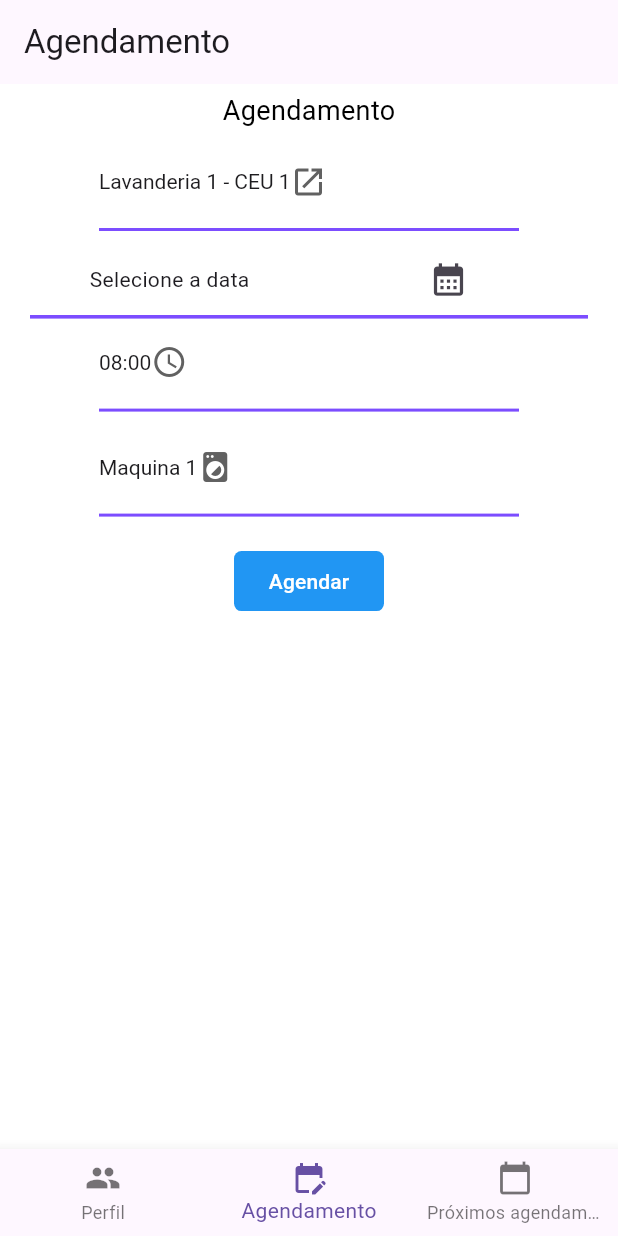
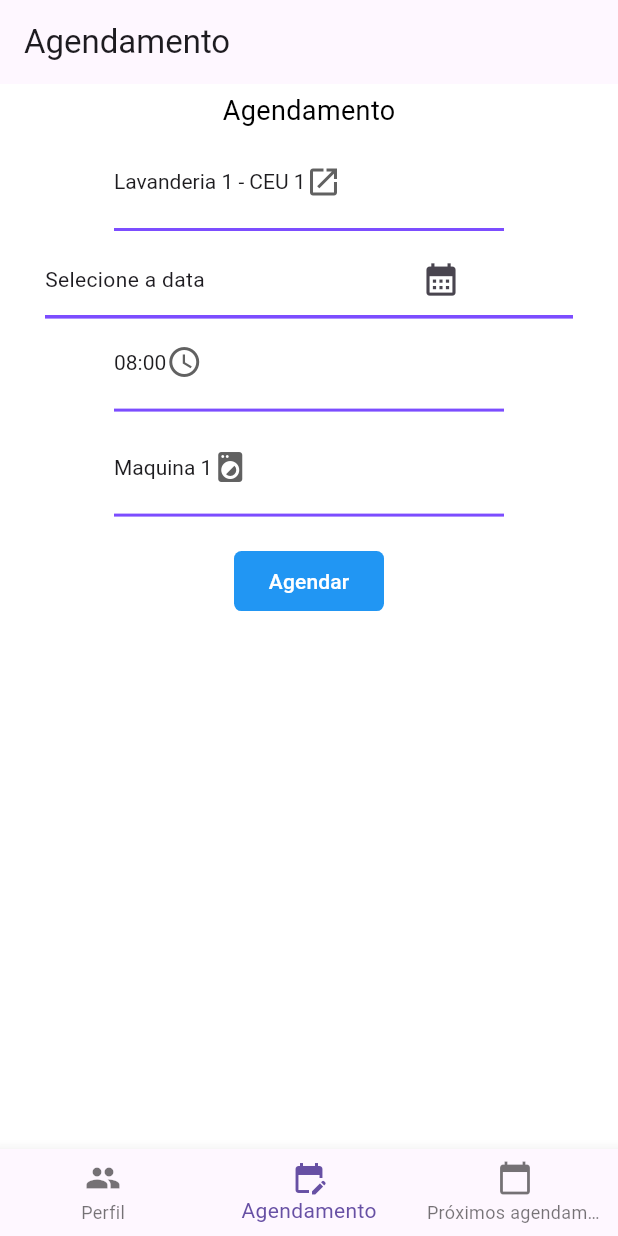
Before and after one commit to tognivini/lc-mobile-flutter, a Flutter app: the screen it shows after launch, item 2 of the bottom bar chosen, on a phone screen of 412 x 824 dp. Run offline on Flutter 3.47's test engine with Material 3 defaults, Android fonts, the light colour scheme and no system bars.

Commit message:
update files, fix padding components

```diff
--- a/lib/src/pages/CommonPages/ScheduleScreen.dart
+++ b/lib/src/pages/CommonPages/ScheduleScreen.dart
@@ -92,14 +92,18 @@ class _ScheduleState extends State<ScheduleScreen> {
           child: Column(
             children: [
               const Padding(
-                padding: EdgeInsets.only(top: 5, bottom: 5),
+                padding:
+                    EdgeInsets.only(top: 5, right: 10, bottom: 5, left: 10),
                 child: Text('Agendamento',
                     style: TextStyle(color: Colors.black, fontSize: 18)),
               ),
               Padding(
                   padding: const EdgeInsets.only(
-                      top: 5, left: 20, right: 20, bottom: 0),
+                      top: 5, right: 10, bottom: 0, left: 10),
                   child: Container(
+                    padding:
+                        // EdgeInsets.only(top: 0, right: 20, bottom: 0, left: 20),
+                        EdgeInsets.only(top: 0, right: 10, bottom: 0, left: 10),
                     height: 65,
                     width: 280,
                     decoration:
@@ -110,8 +114,10 @@ class _ScheduleState extends State<ScheduleScreen> {
                       elevation: 16,
                       style: const TextStyle(
                           color: Color.fromARGB(255, 29, 28, 31)),
-                      padding: const EdgeInsets.only(top: 0, bottom: 0),
+                      padding: const EdgeInsets.only(
+                          top: 0, right: 0, bottom: 0, left: 0),
                       underline: Container(
+                        // padding: EdgeInsets.only(left: 40),
                         height: 2,
                         color: Colors.deepPurpleAccent,
                       ),
@@ -132,10 +138,9 @@ class _ScheduleState extends State<ScheduleScreen> {
               //calendar
               Padding(
                 padding:
-                    EdgeInsets.only(top: 0, right: 20, bottom: 0, left: 20),
+                    // EdgeInsets.only(top: 0, right: 30, bottom: 0, left: 30),
+                    EdgeInsets.only(top: 0, right: 30, bottom: 0, left: 30),
                 child: Container(
-                  // padding:
-                  //     EdgeInsets.only(top: 0, right: 0, bottom: 5, left: 0),
                   decoration: const BoxDecoration(
                     border: Border(
                       bottom: BorderSide(
@@ -146,16 +151,9 @@ class _ScheduleState extends State<ScheduleScreen> {
                     mainAxisAlignment: MainAxisAlignment.spaceBetween,
                     children: <Widget>[
                       Expanded(
-                        child: SizedBox(
-                            height: 30,
-                            width: 60,
-                            // decoration: BoxDecoration(
-                            //     color: Colors.blue,
-                            //     borderRadius: BorderRadius.circular(20)),
-                            child: Column(
-                              mainAxisAlignment: MainAxisAlignment.center,
-                              children: <Widget>[
-                                finaldate == null
+                          child: Container(
+                        // child: Container(
+                        child: finaldate == null
                             ? const Text(
                                 "Selecione a data",
                                 textScaleFactor: 1.0,
@@ -164,8 +162,8 @@ class _ScheduleState extends State<ScheduleScreen> {
                                 "$finaldate",
                                 textScaleFactor: 1.0,
                               ),
-                              ],
-                            )),
+                      )
+                          // ),
                           ),
                       Expanded(
                         child: IconButton(
@@ -174,7 +172,6 @@ class _ScheduleState extends State<ScheduleScreen> {
                             callDatePicker();
                           },
                         ),
-                        // icon: const Icon(Icons.local_laundry_service),
                       ),
                     ],
                   ),
@@ -183,8 +180,13 @@ class _ScheduleState extends State<ScheduleScreen> {
               //hour
               Padding(
                   padding: const EdgeInsets.only(
-                      top: 5, left: 20, right: 20, bottom: 0),
+                    top: 5,
+                    left: 10,
+                    bottom: 0,
+                    right: 10,
+                  ),
                   child: Container(
+                    padding: EdgeInsets.only(left: 10, right: 10),
                     height: 65,
                     width: 280,
                     decoration: BoxDecoration(
@@ -218,8 +220,9 @@ class _ScheduleState extends State<ScheduleScreen> {
                   )),
               Padding(
                   padding: const EdgeInsets.only(
-                      top: 5, left: 20, right: 20, bottom: 0),
+                      top: 5, right: 10, bottom: 0, left: 10),
                   child: Container(
+                    padding: const EdgeInsets.only(right: 10, left: 10),
                     height: 65,
                     width: 280,
                     decoration: BoxDecoration(
```
Lines whose indentation alone changed are shown as unchanged.
